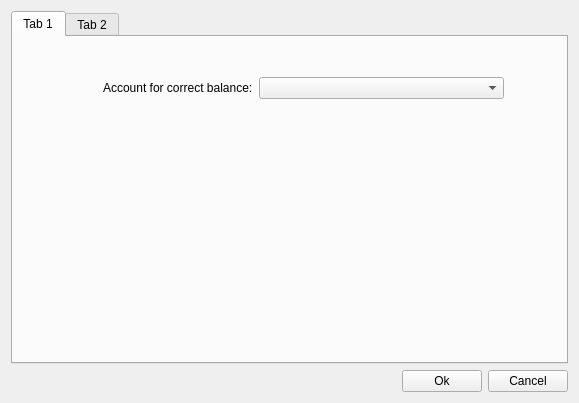
Above: settings.ui from sergey196510/mycash before the change. Below: the same form after it.
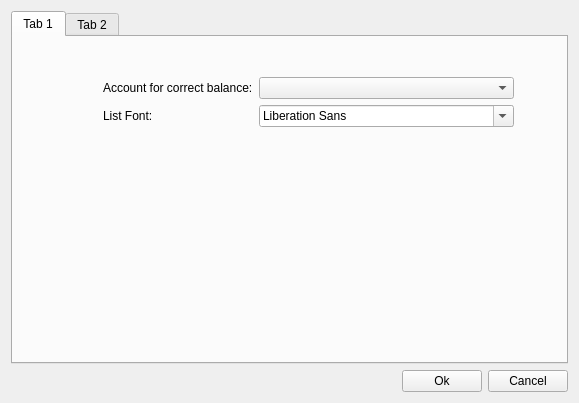
That is the form after the change. Custom widgets are drawn as their Qt base class.

Diff of the .ui file:
```diff
--- a/settings.ui
+++ b/settings.ui
@@ -28,7 +28,7 @@
         <rect>
          <x>90</x>
          <y>40</y>
-         <width>401</width>
+         <width>411</width>
          <height>91</height>
         </rect>
        </property>
@@ -43,6 +43,16 @@
         <item row="0" column="1">
          <widget class="AccountComboBox" name="accountBox"/>
         </item>
+        <item row="1" column="0">
+         <widget class="QLabel" name="label_2">
+          <property name="text">
+           <string>List Font:</string>
+          </property>
+         </widget>
+        </item>
+        <item row="1" column="1">
+         <widget class="QFontComboBox" name="fontComboBox"/>
+        </item>
        </layout>
       </widget>
      </widget>
@@ -87,16 +97,16 @@
   </layout>
  </widget>
  <customwidgets>
-  <customwidget>
-   <class>OkPushButton</class>
-   <extends>QPushButton</extends>
-   <header location="global">widgets/okpushbutton.h</header>
-  </customwidget>
   <customwidget>
    <class>AccountComboBox</class>
    <extends>QComboBox</extends>
    <header location="global">widgets/accountcombobox.h</header>
   </customwidget>
+  <customwidget>
+   <class>OkPushButton</class>
+   <extends>QPushButton</extends>
+   <header location="global">widgets/okpushbutton.h</header>
+  </customwidget>
   <customwidget>
    <class>CancelPushButton</class>
    <extends>QPushButton</extends>
```
